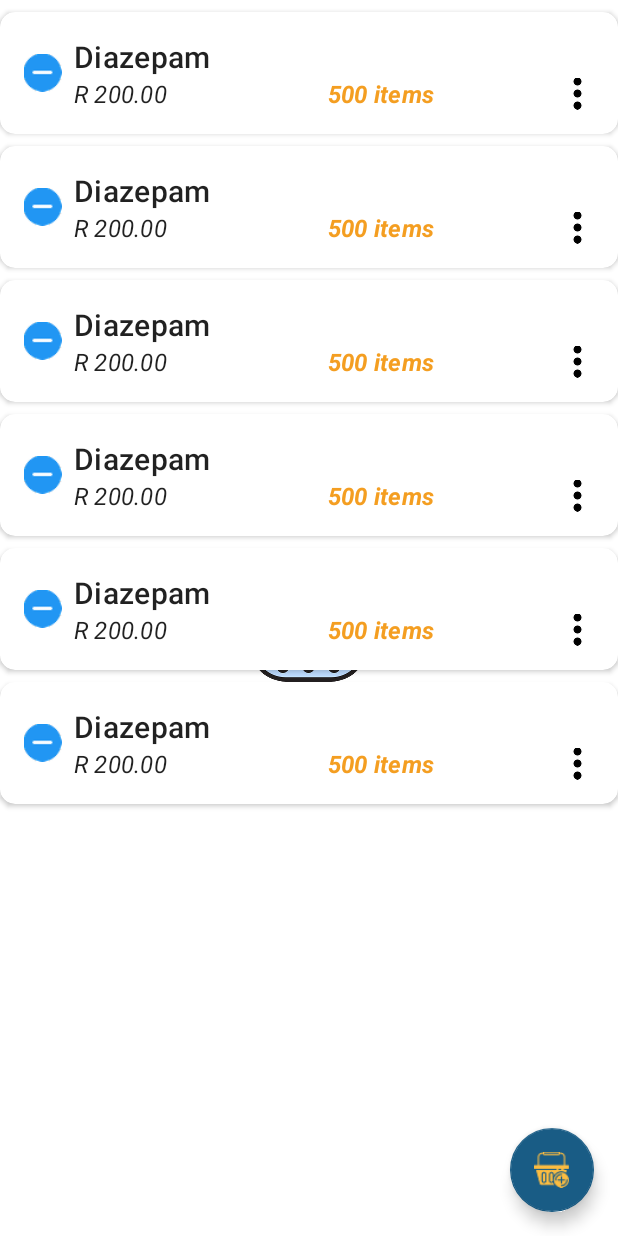
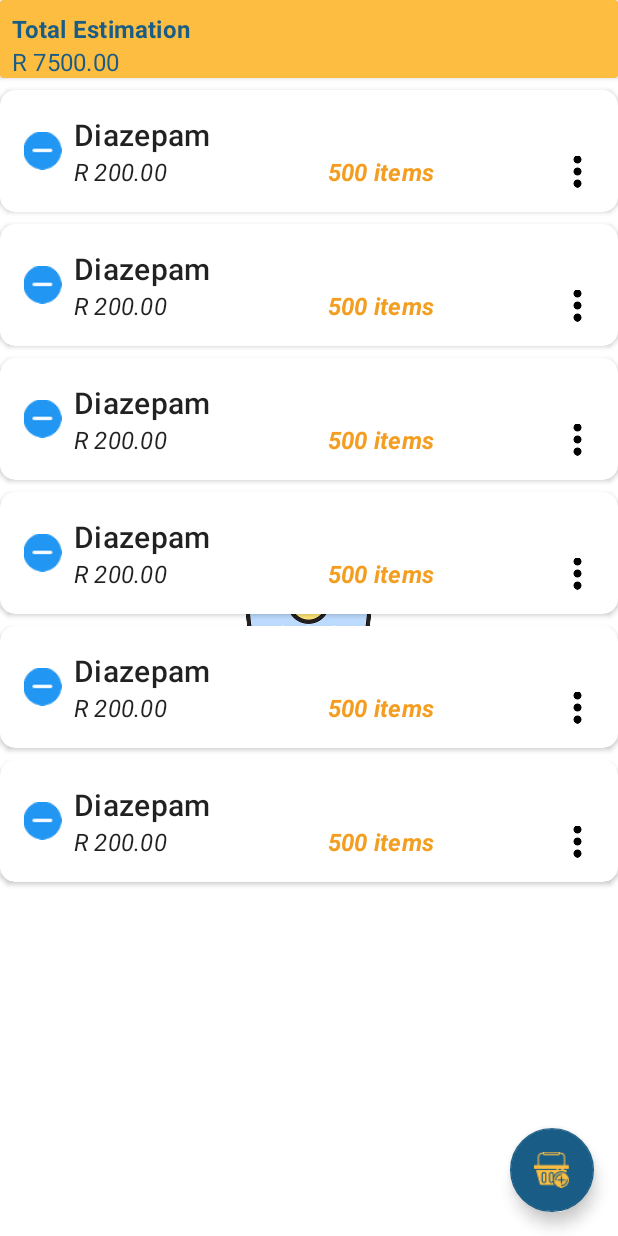
Before and after one commit to MicahSphelele/ShopList, an Android app: the layout fragment_home.xml on its own in the app's theme, with its tools: preview values and no code run, on a phone screen of 412 x 824 dp. Run offline under Robolectric (Android 15) with nearby library versions, the phone set to English and light mode, and no system bars.

Commit message:
- 🔧 🎉 Fixed floating action button bug and added total calculation feature

```diff
--- a/app/src/main/java/com/shoplist/ui/fragments/HomeFragment.kt
+++ b/app/src/main/java/com/shoplist/ui/fragments/HomeFragment.kt
@@ -61,8 +61,10 @@ class HomeFragment : Fragment(), ShopItemAdapter.ShopItemListener, BtnAddDragLis
                 addOnScrollListener(object : RecyclerView.OnScrollListener() {
                     override fun onScrolled(recyclerView: RecyclerView, dx: Int, dy: Int) {
                         if(linearLayoutManager.findLastVisibleItemPosition() == linearLayoutManager.itemCount-1){
-                            btnAdd.visibility = View.GONE
-                            isBtnAddHidden = true
+                            if(Constants.isRecyclerViewScrollingActive(this@apply)){
+                                btnAdd.visibility = View.GONE
+                                isBtnAddHidden = true
+                            }
                         }else{
                             btnAdd.visibility = View.VISIBLE
                             isBtnAddHidden = false
@@ -124,6 +126,14 @@ class HomeFragment : Fragment(), ShopItemAdapter.ShopItemListener, BtnAddDragLis
             }
             hideShowImageAndText(false)
         })
+
+        shopItemViewModel.getTotalEstimationCost()?.observe(viewLifecycleOwner, Observer {
+            if(it!=null){
+                txtCostEstimation.text = Constants.formatCurrency(it)
+            }else{
+                txtCostEstimation.text = Constants.formatCurrency(0.00)
+            }
+        })
     }
 
     override fun onShopItemDropped() {
--- a/app/src/main/res/layout/fragment_home.xml
+++ b/app/src/main/res/layout/fragment_home.xml
@@ -11,6 +11,49 @@
         android:id="@+id/coordinatorLayout"
         android:layout_width="match_parent"
         android:layout_height="match_parent">
+
+
+        <androidx.cardview.widget.CardView
+            android:id="@+id/view"
+            android:layout_width="match_parent"
+            android:layout_height="wrap_content"
+            app:cardBackgroundColor="@color/colorPrimary"
+            app:layout_constraintEnd_toEndOf="parent"
+            app:layout_constraintStart_toStartOf="parent"
+            app:layout_constraintTop_toTopOf="parent">
+
+            <androidx.constraintlayout.widget.ConstraintLayout
+                android:layout_width="match_parent"
+                android:layout_height="match_parent">
+
+                <com.google.android.material.textview.MaterialTextView
+                    android:layout_width="wrap_content"
+                    android:layout_height="wrap_content"
+                    android:text="@string/total_estimation"
+                    android:textAppearance="@style/TextAppearance.MaterialComponents.Subtitle1"
+                    android:textColor="@color/colorAccent"
+                    android:textStyle="bold"
+                    android:layout_marginTop="8dp"
+                    app:layout_constraintBottom_toTopOf="@+id/txtCostEstimation"
+                    app:layout_constraintStart_toStartOf="@+id/txtCostEstimation"
+                    app:layout_constraintTop_toTopOf="parent" />
+
+                <com.google.android.material.textview.MaterialTextView
+                    android:id="@+id/txtCostEstimation"
+                    android:layout_width="wrap_content"
+                    android:layout_height="wrap_content"
+                    tools:text="R 7500.00"
+                    android:textColor="@color/colorAccent"
+                    android:textAppearance="@style/TextAppearance.MaterialComponents.Subtitle1"
+                    android:layout_marginStart="8dp"
+                    app:layout_constraintBottom_toBottomOf="parent"
+                    app:layout_constraintStart_toStartOf="parent" />
+
+            </androidx.constraintlayout.widget.ConstraintLayout>
+
+        </androidx.cardview.widget.CardView>
+
+
 
         <ImageView
             android:id="@+id/image"
@@ -43,7 +86,7 @@
             app:layout_constraintBottom_toBottomOf="parent"
             app:layout_constraintEnd_toEndOf="parent"
             app:layout_constraintStart_toStartOf="parent"
-            app:layout_constraintTop_toTopOf="parent"
+            app:layout_constraintTop_toBottomOf="@+id/view"
             tools:itemCount="15"
             tools:listitem="@layout/item_shop" />
 
--- a/app/src/main/res/values/strings.xml
+++ b/app/src/main/res/values/strings.xml
@@ -19,4 +19,5 @@
     <string name="your_list_is_currently_empty">Your list is currently empty</string>
     <string name="delete">Delete</string>
     <string name="edit">Edit</string>
+    <string name="total_estimation">Total Estimation</string>
 </resources>
```
